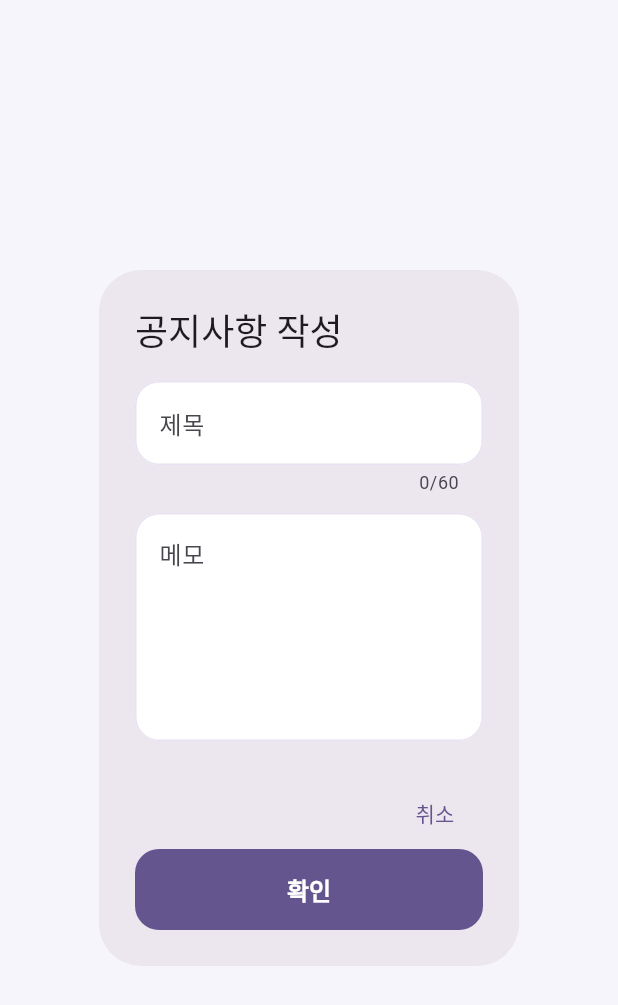
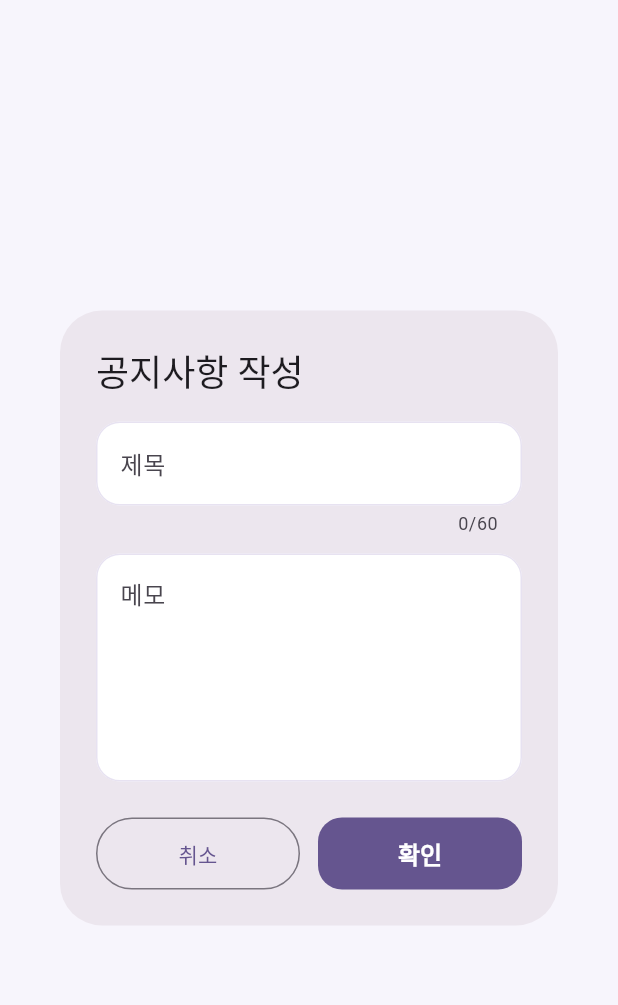
Before and after one commit to SerenLucent/AST, a Flutter app: the _NoticeEditorDialog widget shown alone on an empty page, opened directly, on a phone screen of 412 x 824 dp. Shown: the top 1005 px of the screen. Run offline on Flutter 3.47's test engine with Material 3 defaults, Android fonts, the phone set to English and light mode, and no system bars; our stand-ins replace file_picker, shared_preferences; accounts and stored records are empty; network calls fail.

Commit message:
style: align dialog action button sizes

```diff
--- a/lib/src/screens/notice_screen.dart
+++ b/lib/src/screens/notice_screen.dart
@@ -309,11 +309,32 @@
         ),
       ),
       actions: [
-        TextButton(
-          onPressed: () => Navigator.pop(context),
-          child: const Text('취소'),
+        SizedBox(
+          width: double.maxFinite,
+          child: Row(
+            children: [
+              Expanded(
+                child: SizedBox(
+                  height: 48,
+                  child: OutlinedButton(
+                    onPressed: () => Navigator.pop(context),
+                    child: const Text('취소'),
+                  ),
+                ),
+              ),
+              const SizedBox(width: 12),
+              Expanded(
+                child: SizedBox(
+                  height: 48,
+                  child: FilledButton(
+                    onPressed: _confirm,
+                    child: const Text('확인'),
+                  ),
+                ),
+              ),
+            ],
+          ),
         ),
-        FilledButton(onPressed: _confirm, child: const Text('확인')),
       ],
     );
   }
```
Also changed, not shown: lib/src/screens/home_screen.dart (+25 -4 lines).
